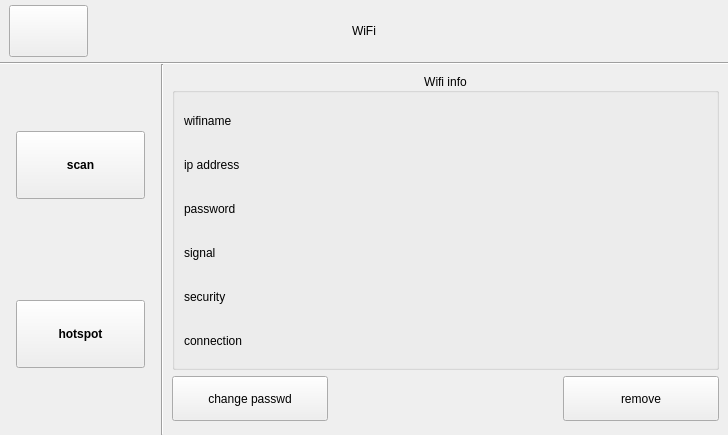
jizizihe/baijie_demo, file wifi.ui: the form before one commit.
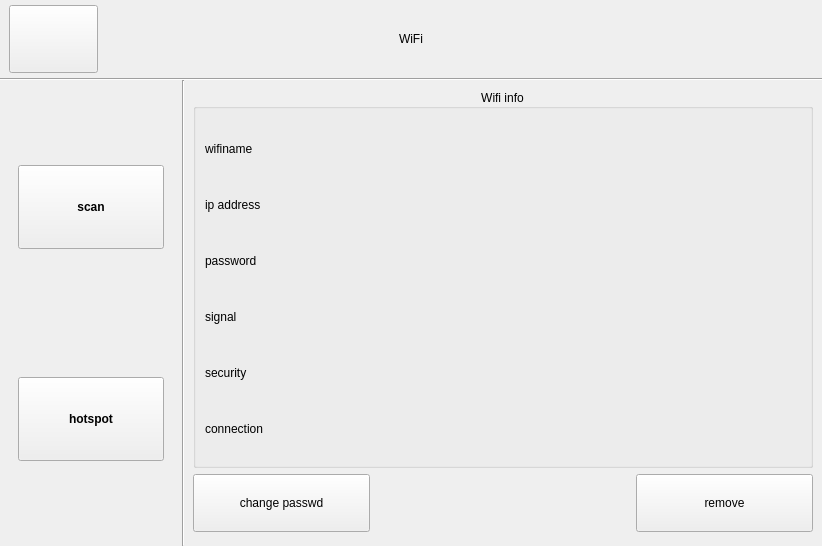
The form after the commit. The open tabs and pages were chosen to show the change. Icons and pictures are not drawn. Custom widgets are drawn as their Qt base class.

```diff
--- a/wifi.ui
+++ b/wifi.ui
@@ -6,8 +6,8 @@
    <rect>
     <x>0</x>
     <y>0</y>
-    <width>728</width>
-    <height>435</height>
+    <width>822</width>
+    <height>546</height>
    </rect>
   </property>
   <property name="sizePolicy">
```
Left out of the diff: 10 changed lines with no effect on the pictures.
